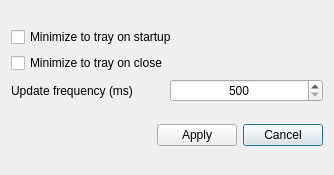
Above: ui/settings_dialog.ui from AlexandrAlexeev7119/NvCtrl-linux before the change. Below: the same form after it.
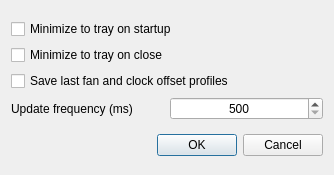
That is the form after the change.

Commit message: added last profiles save and restore

```diff
--- a/ui/settings_dialog.ui
+++ b/ui/settings_dialog.ui
@@ -14,15 +14,8 @@
    <string>GWEpp: Settings</string>
   </property>
   <layout class="QGridLayout" name="gridLayout">
-   <item row="0" column="0" colspan="4">
+   <item row="0" column="0" colspan="3">
     <layout class="QGridLayout" name="gridLayout_2">
-     <item row="2" column="0">
-      <widget class="QLabel" name="label_update_freq">
-       <property name="text">
-        <string>Update frequency (ms)</string>
-       </property>
-      </widget>
-     </item>
      <item row="1" column="0" colspan="2">
       <widget class="QCheckBox" name="checkBox_minimize_to_tray_on_close">
        <property name="layoutDirection">
@@ -33,6 +26,13 @@
        </property>
       </widget>
      </item>
+     <item row="3" column="0">
+      <widget class="QLabel" name="label_update_freq">
+       <property name="text">
+        <string>Update frequency (ms)</string>
+       </property>
+      </widget>
+     </item>
      <item row="0" column="0" colspan="2">
       <widget class="QCheckBox" name="checkBox_minimize_to_tray_on_startup">
        <property name="layoutDirection">
@@ -43,7 +43,7 @@
        </property>
       </widget>
      </item>
-     <item row="2" column="1">
+     <item row="3" column="1">
       <widget class="QSpinBox" name="spinBox_update_freq">
        <property name="alignment">
         <set>Qt::AlignCenter</set>
@@ -62,19 +62,19 @@
        </property>
       </widget>
      </item>
+     <item row="2" column="0" colspan="2">
+      <widget class="QCheckBox" name="checkBox_save_last_fan_and_clock_offset_profiles">
+       <property name="text">
+        <string>Save last fan and clock offset profiles</string>
+       </property>
+      </widget>
+     </item>
     </layout>
    </item>
-   <item row="3" column="3">
-    <widget class="QPushButton" name="pushButton_cancel">
-     <property name="text">
-      <string>Cancel</string>
-     </property>
-    </widget>
-   </item>
-   <item row="3" column="2">
-    <widget class="QPushButton" name="pushButton_apply">
-     <property name="text">
-      <string>Apply</string>
+   <item row="1" column="0" colspan="3">
+    <widget class="QDialogButtonBox" name="buttonBox">
+     <property name="standardButtons">
+      <set>QDialogButtonBox::Cancel|QDialogButtonBox::Ok</set>
      </property>
     </widget>
    </item>
```
Left out of the diff: 2 changed lines with no effect on the pictures. The commit also changes 3 other files.
